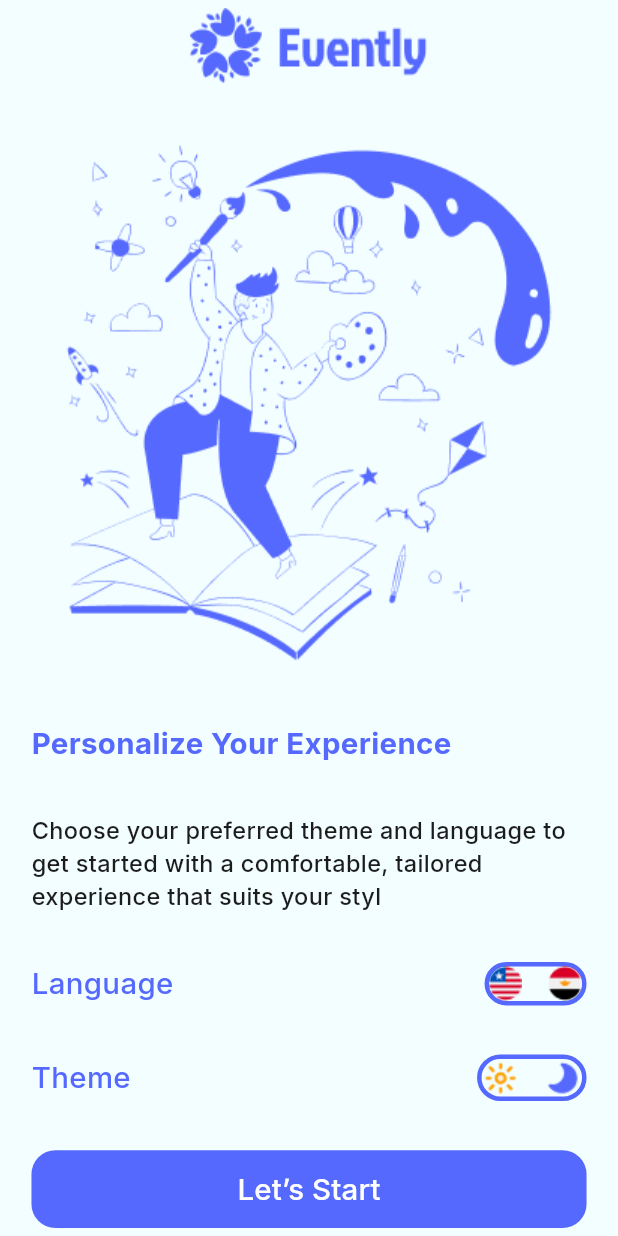
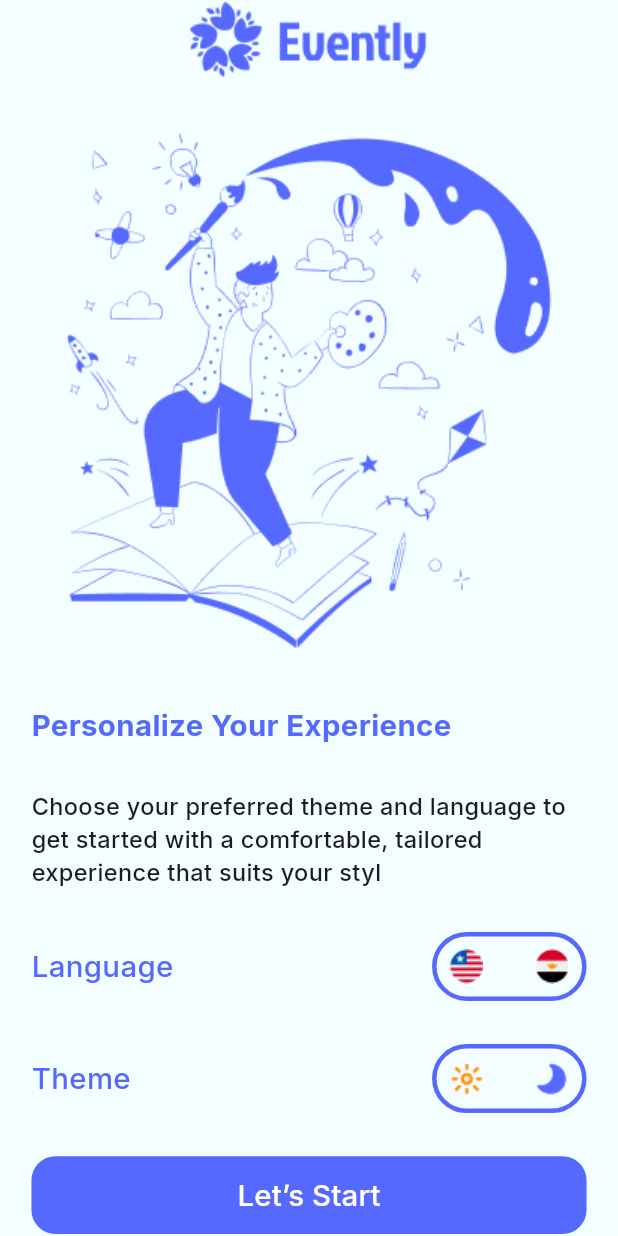
Before and after one commit to Ahmd-Sa3d/evently, a Flutter app: the screen it shows after launch, on a phone screen of 412 x 824 dp. Run offline on Flutter 3.47's test engine with Material 3 defaults, Android fonts, the phone set to English and light mode, and no system bars; our stand-ins replace dots_indicator, firebase_core, firebase_messaging, flutter_screenutil, google_fonts, shared_preferences; accounts and stored records are empty; generated files the repository leaves out were written again.

Commit message:
add firebase cloud message fix selected button and add the code as reuse able widget in re_widget file

```diff
--- a/lib/main.dart
+++ b/lib/main.dart
@@ -1,20 +1,30 @@
 import 'package:evently/ui/screens/home_screen/home_screen.dart';
 import 'package:evently/ui/screens/home_screen/intro_screen_shred_pref.dart';
+import 'package:evently/ui/screens/log_in_screen/log_in_screen.dart';
 import 'package:evently/ui/screens/on_boarding_screen/customize_first_screen.dart';
 import 'package:evently/ui/screens/on_boarding_screen/on_boarding_screen.dart';
 import 'package:evently/ui/utils/app_theme.dart';
+import 'package:evently/ui/utils/firebase_services/fcm_services.dart';
+import 'package:firebase_core/firebase_core.dart';
+import 'package:firebase_messaging/firebase_messaging.dart';
 import 'package:flutter/material.dart';
 import 'package:flutter_screenutil/flutter_screenutil.dart';
+import 'firebase_options.dart';
 
-void main() async {
-  WidgetsFlutterBinding.ensureInitialized();
-  final isIntroScreenOpened = await IntroScreenShredPref.isIntroScreenOpened();
-  runApp(MyApp(isIntroScreenOpened: isIntroScreenOpened));
+// @pragma('vm:entry-point')
+ void main() async {
+   WidgetsFlutterBinding.ensureInitialized();
+   await Firebase.initializeApp(
+     options: DefaultFirebaseOptions.currentPlatform,
+   );
+   await FcmServices.init();
+   final isIntroScreenOpened = await IntroScreenShredPref.isOnboardingOpened();
+
+   runApp(MyApp(isIntroScreenOpened : isIntroScreenOpened));
+
 }
-
 class MyApp extends StatelessWidget {
   final bool isIntroScreenOpened;
-
   const MyApp({super.key, required this.isIntroScreenOpened});
 
   // This widget is the root of your application.
@@ -34,11 +44,12 @@ class MyApp extends StatelessWidget {
           darkTheme: AppTheme.darkMode,
           debugShowCheckedModeBanner: false,
           initialRoute:
-              isIntroScreenOpened ? "/personalizeScreen" : "/homeScreen",
+              isIntroScreenOpened ? "/CustomizeFirstScreen" : "/LogInScreen",
           routes: {
             '/homeScreen': (_) => HomeScreen(),
-            "/personalizeScreen": (_) => CustomizeFirstScreen(),
+            "/CustomizeFirstScreen": (_) => CustomizeFirstScreen(),
             "/OnBoardingScreen": (_) => OnBoardingScreen(),
+            "/LogInScreen": (_) => LogInScreen(),
           },
         );
       },
--- /dev/null
+++ b/lib/ui/re_widget/select_button_widget.dart
@@ -0,0 +1,85 @@
+import 'package:flutter/material.dart';
+
+import '../utils/app_colors.dart';
+
+class SelectButtonWidget extends StatefulWidget {
+  final String buttonKey1;
+  final String image1;
+  final Color? selectColorImage1;
+  final Color? unSelectSecondColorImage1;
+  final String buttonKey2;
+  final String image2;
+  final Color? selectColorImage2;
+  final Color? unSelectSecondColorImage2;
+
+  const SelectButtonWidget({
+    super.key,
+    required this.buttonKey1,
+    required this.image1,
+    this.selectColorImage1,
+    this.unSelectSecondColorImage1,
+    required this.buttonKey2,
+    required this.image2, this.selectColorImage2, this.unSelectSecondColorImage2,
+
+  });
+
+  @override
+  State<SelectButtonWidget> createState() => _SelectButtonWidgetState();
+}
+
+class _SelectButtonWidgetState extends State<SelectButtonWidget> {
+  String moodButton = '';
+
+  @override
+  Widget build(BuildContext context) {
+    return Container(
+      decoration: BoxDecoration(
+        border: Border.all(color: AppColors.lightBlue, width: 3),
+        borderRadius: BorderRadius.all(Radius.circular(30)),
+      ),
+      child: Row(
+        spacing: 17,
+        children: [
+          GestureDetector(
+            onTap: () {
+              moodButton = widget.buttonKey1;
+              setState(() {});
+            },
+            child: CircleAvatar(
+              backgroundColor:
+              moodButton == widget.buttonKey1
+                  ? AppColors.lightBlue
+                  : AppColors.transparent,
+              child: Image.asset(
+                widget.image1,
+                color:
+                moodButton == widget.buttonKey1
+                    ? widget.selectColorImage1
+                    : widget.unSelectSecondColorImage1,
+              ),
+            ),
+          ),
+          GestureDetector(
+            onTap: () {
+              moodButton = widget.buttonKey2;
+              setState(() {});
+            },
+            child: CircleAvatar(
+              backgroundColor:
+              moodButton == widget.buttonKey2
+                  ? AppColors.lightBlue
+                  : AppColors.transparent,
+              child: Image.asset(
+                  widget.image2,
+                  color:
+                  moodButton == widget.buttonKey2
+                      ? widget.selectColorImage2
+                      : widget.unSelectSecondColorImage2
+              ),
+            ),
+          ),
+        ],
+      ),
+    );
+  }
+}
--- a/lib/ui/screens/on_boarding_screen/customize_first_screen.dart
+++ b/lib/ui/screens/on_boarding_screen/customize_first_screen.dart
@@ -6,20 +6,31 @@ import 'package:evently/ui/utils/app_images.dart';
 import 'package:flutter/material.dart';
 import 'package:flutter_screenutil/flutter_screenutil.dart';
 
-class CustomizeFirstScreen extends StatelessWidget {
+import '../../re_widget/select_button_widget.dart';
+
+class CustomizeFirstScreen extends StatefulWidget {
   static const String routeName = '/personalizeScreen';
 
   const CustomizeFirstScreen({super.key});
 
   @override
+  State<CustomizeFirstScreen> createState() => _CustomizeFirstScreenState();
+}
+
+class _CustomizeFirstScreenState extends State<CustomizeFirstScreen> {
+  String languageButton = '';
+  String moodButton = '';
+
+  @override
   Widget build(BuildContext context) {
-
     return Scaffold(
       backgroundColor: AppColors.whiteBG,
       body: SafeArea(
         child: Padding(
           padding: EdgeInsets.symmetric(horizontal: 20.0.w),
-          child: Column(spacing: 28.h,mainAxisAlignment: MainAxisAlignment.spaceEvenly,
+          child: Column(
+            spacing: 28.h,
+            mainAxisAlignment: MainAxisAlignment.spaceEvenly,
             children: [
               Center(child: Image.asset(AppImages.eventlyLogo)),
               Image.asset(AppImages.personalizeScreenImage),
@@ -32,31 +43,18 @@ class CustomizeFirstScreen extends StatelessWidget {
               ),
               Text(
                 'Choose your preferred theme and language to get started '
-                'with a comfortable, tailored experience that suits your styl',
+                    'with a comfortable, tailored experience that suits your styl',
                 style: AppFonts.darkGray16inter500,
               ),
               Row(
                 mainAxisAlignment: MainAxisAlignment.spaceBetween,
                 children: [
                   Text('Language', style: AppFonts.lightBlue20inter500),
-                  Container(
-                    decoration: BoxDecoration(
-                      border: Border.all(color: AppColors.lightBlue, width: 3),
-                      borderRadius: BorderRadius.all(Radius.circular(30)),
-                    ),
-                    child: Row(
-                      spacing: 17,
-                      children: [
-                        GestureDetector(
-                          onTap: () {},
-                          child: Image.asset(AppICons.americaFlag),
-                        ),
-                        GestureDetector(
-                          onTap: () {},
-                          child: Image.asset(AppICons.egFlag),
-                        ),
-                      ],
-                    ),
+                  SelectButtonWidget(
+                    buttonKey1: 'en',
+                    image1: AppICons.americaFlag,
+                    image2: AppICons.egFlag,
+                    buttonKey2: 'ar',
                   ),
                 ],
               ),
@@ -64,18 +62,14 @@ class CustomizeFirstScreen extends StatelessWidget {
                 mainAxisAlignment: MainAxisAlignment.spaceBetween,
                 children: [
                   Text('Theme', style: AppFonts.lightBlue20inter500),
-                  Container(
-                    decoration: BoxDecoration(
-                      border: Border.all(color: AppColors.lightBlue, width: 3),
-                      borderRadius: BorderRadius.all(Radius.circular(30)),
-                    ),
-                    child: Row(
-                      spacing: 17,
-                      children: [
-                        Image.asset(AppICons.sunIcon, color: Color(0xffffa000)),
-                        Image.asset(AppICons.moonIcon),
-                      ],
-                    ),
+                  SelectButtonWidget(
+                    buttonKey1: 'sun',
+                    image1: AppICons.sunIcon,
+                    selectColorImage1: AppColors.white,
+                    unSelectSecondColorImage1: Color(0xffff8f00),
+                    image2: AppICons.moonIcon,
+                    buttonKey2: 'moon',
+                    selectColorImage2: AppColors.white,
                   ),
                 ],
               ),
--- a/lib/ui/utils/app_colors.dart
+++ b/lib/ui/utils/app_colors.dart
@@ -1,4 +1,3 @@
-import 'dart:ui';
 import 'package:flutter/material.dart';
 
 class AppColors{
--- a/pubspec.yaml
+++ b/pubspec.yaml
@@ -33,6 +33,8 @@ dependencies:
   flutter_native_splash: ^2.4.6
   carousel_slider: ^5.1.1
   dots_indicator: ^4.0.1
+  firebase_messaging: ^16.0.0
+  firebase_core: ^4.0.0
   shared_preferences: ^2.5.3
   flutter:
     sdk: flutter
```
Also changed, not shown: lib/ui/screens/home_screen/intro_screen_shred_pref.dart (+10 -7 lines), lib/ui/screens/log_in_screen/log_in_screen.dart (added, +18 -0 lines), lib/ui/utils/firebase_services/fcm_services.dart (added, +35 -0 lines), pubspec.lock, 5 other files.
